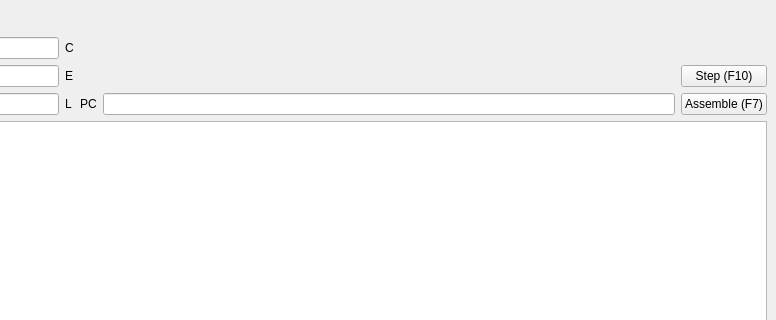
First picture: the form in mainwindow/mainwindow.ui, repository maxkofler/Z80Emulator, before the edit; both pictures show x 187 to 963 and y 0 to 320 of the 963 by 725 pixel window.
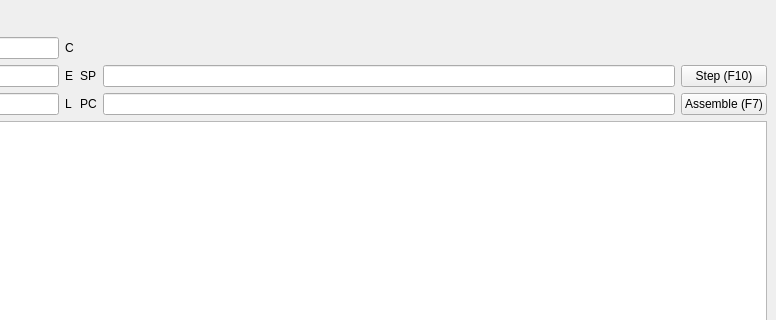
Second picture: the form after the edit.

Commit message: Added SP register to UI and integrated it

```diff
--- a/mainwindow/mainwindow.ui
+++ b/mainwindow/mainwindow.ui
@@ -209,6 +209,20 @@
           </property>
          </widget>
         </item>
+        <item row="2" column="5">
+         <widget class="QLineEdit" name="regSP">
+          <property name="alignment">
+           <set>Qt::AlignCenter</set>
+          </property>
+         </widget>
+        </item>
+        <item row="2" column="4">
+         <widget class="QLabel" name="lb_SP">
+          <property name="text">
+           <string>SP</string>
+          </property>
+         </widget>
+        </item>
        </layout>
       </item>
       <item row="2" column="0">
```
Left out of the diff: 32 changed lines with no effect on the pictures. The commit also changes 7 other files.
